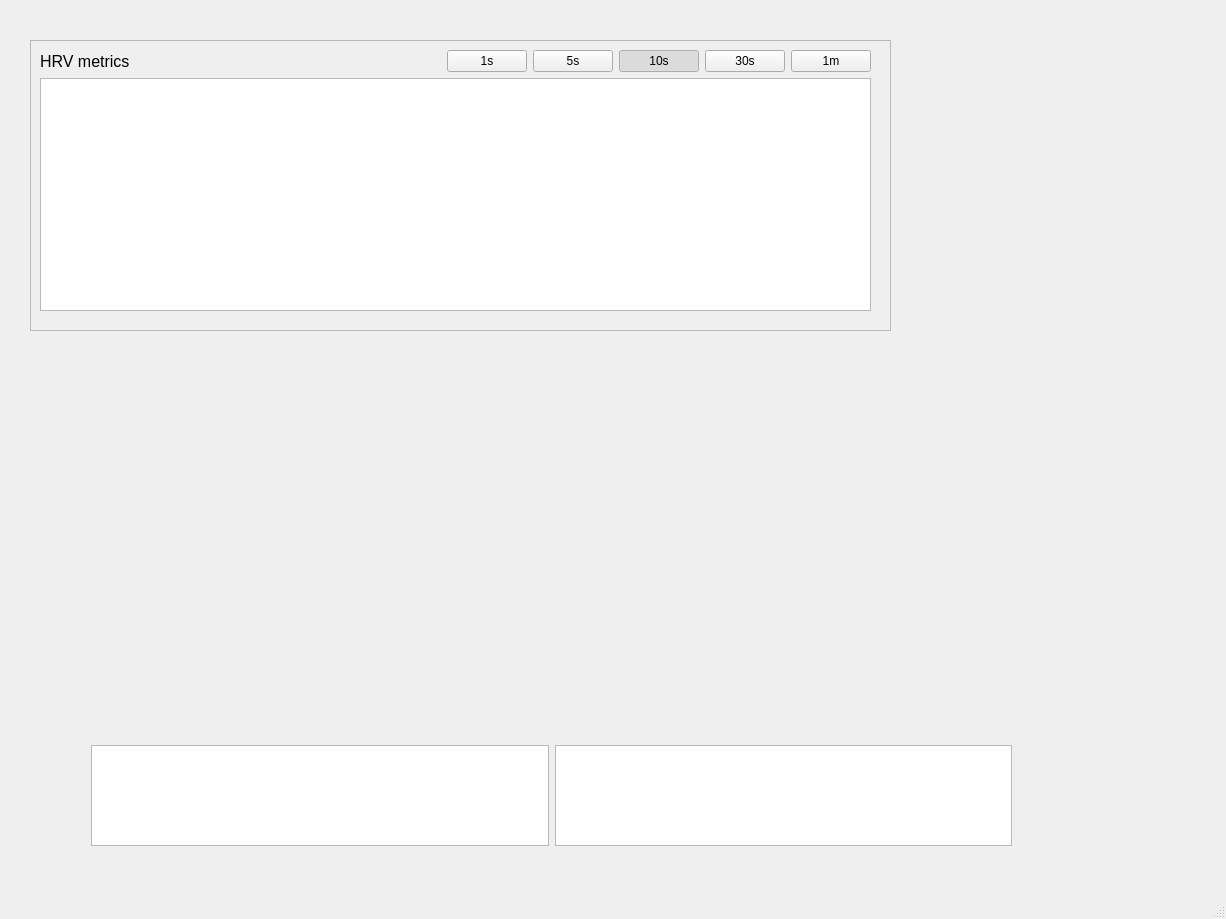
here-and-now/HRVoscope, file ui_design.ui: the form before one commit.
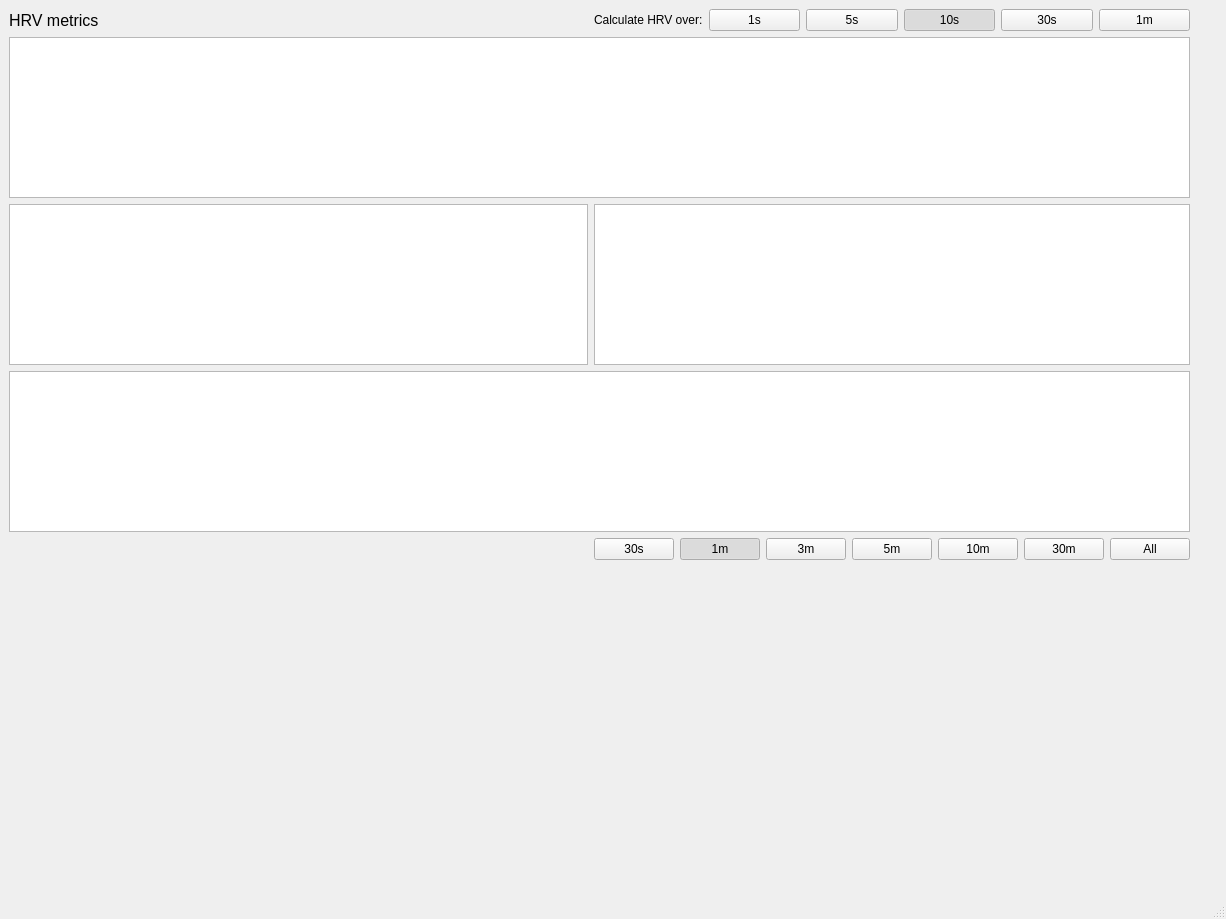
The form after the commit. Custom widgets are drawn as their Qt base class.

Commit message: set time window for all plots logic added

```diff
--- a/ui_design.ui
+++ b/ui_design.ui
@@ -17,54 +17,18 @@
    <widget class="QWidget" name="gridLayoutWidget">
     <property name="geometry">
      <rect>
-      <x>91</x>
-      <y>745</y>
-      <width>921</width>
-      <height>101</height>
+      <x>9</x>
+      <y>9</y>
+      <width>1181</width>
+      <height>551</height>
      </rect>
     </property>
     <layout class="QVBoxLayout" name="verticalLayout_3">
      <item>
       <layout class="QHBoxLayout" name="horizontalLayout">
        <item>
-        <widget class="XYSeriesWidget" name="hrv_ibi_chart"/>
-       </item>
-       <item>
-        <widget class="XYSeriesWidget" name="hr_chart"/>
-       </item>
-      </layout>
-     </item>
-    </layout>
-   </widget>
-   <widget class="QFrame" name="frame">
-    <property name="geometry">
-     <rect>
-      <x>30</x>
-      <y>40</y>
-      <width>861</width>
-      <height>291</height>
-     </rect>
-    </property>
-    <property name="frameShape">
-     <enum>QFrame::StyledPanel</enum>
-    </property>
-    <property name="frameShadow">
-     <enum>QFrame::Raised</enum>
-    </property>
-    <property name="lineWidth">
-     <number>2</number>
-    </property>
-    <widget class="QWidget" name="gridLayoutWidget_2">
-     <property name="geometry">
-      <rect>
-       <x>10</x>
-       <y>10</y>
-       <width>831</width>
-       <height>261</height>
-      </rect>
-     </property>
      <layout class="QGridLayout" name="gridLayout">
-      <item row="1" column="0">
+         <item row="0" column="1">
        <layout class="QHBoxLayout" name="horizontalLayout_3">
         <item>
          <widget class="QLabel" name="hrv_metrics_label">
@@ -91,6 +55,23 @@
           </property>
          </spacer>
         </item>
+          </layout>
+         </item>
+         <item row="2" column="1" colspan="2">
+          <widget class="XYSeriesWidget" name="hrv_metrics_by_time_chart"/>
+         </item>
+         <item row="4" column="2">
+          <widget class="XYSeriesWidget" name="hr_chart"/>
+         </item>
+         <item row="0" column="2">
+          <layout class="QHBoxLayout" name="horizontalLayout_4">
+           <item>
+            <widget class="QLabel" name="label">
+             <property name="text">
+              <string>Calculate HRV over:</string>
+             </property>
+            </widget>
+           </item>
         <item>
          <widget class="QPushButton" name="hrv_metrics_time_1s_button">
           <property name="sizePolicy">
@@ -167,11 +148,115 @@
         </item>
        </layout>
       </item>
-      <item row="2" column="0">
-       <widget class="XYSeriesWidget" name="hrv_metrics_by_time_chart"/>
-      </item>
-     </layout>
-    </widget>
+         <item row="5" column="1" colspan="2">
+          <widget class="XYSeriesWidget" name="ecg_chart"/>
+         </item>
+         <item row="4" column="1">
+          <widget class="XYSeriesWidget" name="hrv_ibi_chart"/>
+         </item>
+         <item row="6" column="2">
+          <layout class="QHBoxLayout" name="horizontalLayout_6">
+           <item>
+            <widget class="QPushButton" name="plot_window_button_30s">
+             <property name="text">
+              <string>30s</string>
+             </property>
+             <property name="checkable">
+              <bool>true</bool>
+             </property>
+             <attribute name="buttonGroup">
+              <string notr="true">plot_time_window_button_group</string>
+             </attribute>
+            </widget>
+           </item>
+           <item>
+            <widget class="QPushButton" name="plot_window_button_1m">
+             <property name="text">
+              <string>1m</string>
+             </property>
+             <property name="checkable">
+              <bool>true</bool>
+             </property>
+             <property name="checked">
+              <bool>true</bool>
+             </property>
+             <attribute name="buttonGroup">
+              <string notr="true">plot_time_window_button_group</string>
+             </attribute>
+            </widget>
+           </item>
+           <item>
+            <widget class="QPushButton" name="plot_window_button_3m">
+             <property name="text">
+              <string>3m</string>
+             </property>
+             <property name="checkable">
+              <bool>true</bool>
+             </property>
+             <attribute name="buttonGroup">
+              <string notr="true">plot_time_window_button_group</string>
+             </attribute>
+            </widget>
+           </item>
+           <item>
+            <widget class="QPushButton" name="plot_window_button_5m">
+             <property name="text">
+              <string>5m</string>
+             </property>
+             <property name="checkable">
+              <bool>true</bool>
+             </property>
+             <attribute name="buttonGroup">
+              <string notr="true">plot_time_window_button_group</string>
+             </attribute>
+            </widget>
+           </item>
+           <item>
+            <widget class="QPushButton" name="plot_window_button_10m">
+             <property name="text">
+              <string>10m</string>
+             </property>
+             <property name="checkable">
+              <bool>true</bool>
+             </property>
+             <attribute name="buttonGroup">
+              <string notr="true">plot_time_window_button_group</string>
+             </attribute>
+            </widget>
+           </item>
+           <item>
+            <widget class="QPushButton" name="plot_window_button_30m">
+             <property name="text">
+              <string>30m</string>
+             </property>
+             <property name="checkable">
+              <bool>true</bool>
+             </property>
+             <attribute name="buttonGroup">
+              <string notr="true">plot_time_window_button_group</string>
+             </attribute>
+            </widget>
+           </item>
+           <item>
+            <widget class="QPushButton" name="plot_window_button_all">
+             <property name="text">
+              <string>All</string>
+             </property>
+             <property name="checkable">
+              <bool>true</bool>
+             </property>
+             <attribute name="buttonGroup">
+              <string notr="true">plot_time_window_button_group</string>
+             </attribute>
+            </widget>
+           </item>
+          </layout>
+         </item>
+        </layout>
+       </item>
+      </layout>
+     </item>
+    </layout>
    </widget>
   </widget>
   <widget class="QMenuBar" name="menubar">
```
Left out of the diff: 7 changed lines with no effect on the pictures. Lines whose indentation alone changed are shown as unchanged. The commit also changes 5 other files.
